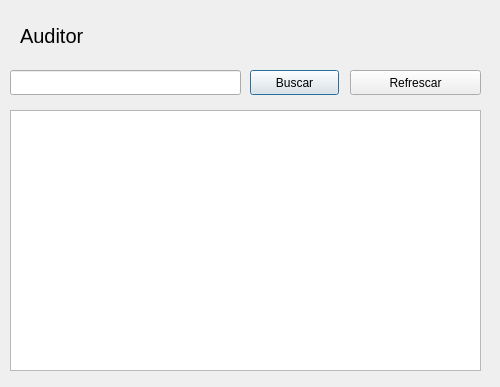
This is Intermediary/auditor_interface/auditor/auditor.ui in Los-Pollitos/PI-Redes-Sistemas-Operativos as Qt 5 draws it before an edit. The edited form follows.
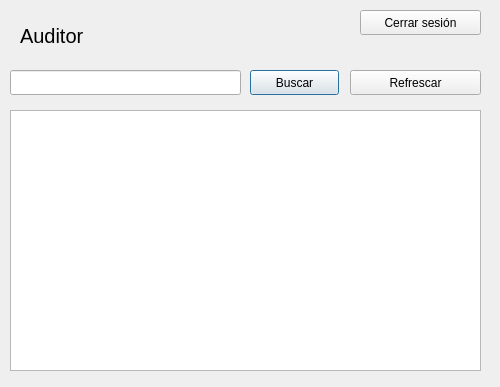
This is the edited form.

Commit message: Login implementado en auditor para interfaz

```diff
--- a/Intermediary/auditor_interface/auditor/auditor.ui
+++ b/Intermediary/auditor_interface/auditor/auditor.ui
@@ -77,6 +77,19 @@
     <string>Refrescar</string>
    </property>
   </widget>
+  <widget class="QPushButton" name="pushButton">
+   <property name="geometry">
+    <rect>
+     <x>360</x>
+     <y>10</y>
+     <width>121</width>
+     <height>25</height>
+    </rect>
+   </property>
+   <property name="text">
+    <string>Cerrar sesión</string>
+   </property>
+  </widget>
  </widget>
  <resources/>
  <connections/>
```
The commit also changes 10 other files.
